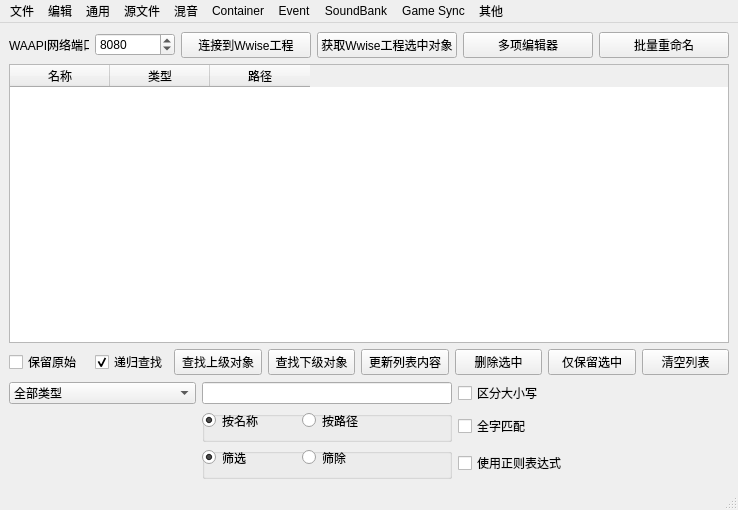
This is WAAPI_Tools/QtDesign/MainWindow.ui in victor647/AudioToolkit647 as Qt 5 draws it before an edit. The edited form follows.
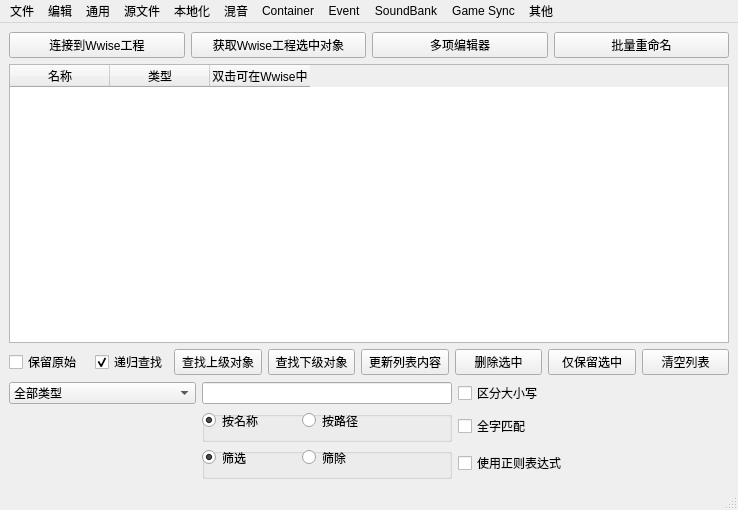
This is the edited form.

```diff
--- a/WAAPI_Tools/QtDesign/MainWindow.ui
+++ b/WAAPI_Tools/QtDesign/MainWindow.ui
@@ -17,38 +17,6 @@
    <layout class="QVBoxLayout" name="verticalLayout">
     <item>
      <layout class="QHBoxLayout" name="horizontalLayout">
-      <item>
-       <widget class="QLabel" name="lblWaapiPort">
-        <property name="maximumSize">
-         <size>
-          <width>80</width>
-          <height>16777215</height>
-         </size>
-        </property>
-        <property name="text">
-         <string>WAAPI网络端口</string>
-        </property>
-       </widget>
-      </item>
-      <item>
-       <widget class="QSpinBox" name="spbWaapiPort">
-        <property name="maximumSize">
-         <size>
-          <width>80</width>
-          <height>16777215</height>
-         </size>
-        </property>
-        <property name="minimum">
-         <number>1000</number>
-        </property>
-        <property name="maximum">
-         <number>9999</number>
-        </property>
-        <property name="value">
-         <number>8080</number>
-        </property>
-       </widget>
-      </item>
       <item>
        <widget class="QPushButton" name="btnWaapiConnect">
         <property name="text">
@@ -96,7 +64,7 @@
       </column>
       <column>
        <property name="text">
-        <string>路径</string>
+        <string>路径（双击可在Wwise中查看）</string>
        </property>
       </column>
      </widget>
@@ -663,10 +631,25 @@
     </property>
     <addaction name="actDownMixFader"/>
    </widget>
+   <widget class="QMenu" name="menu">
+    <property name="title">
+     <string>本地化</string>
+    </property>
+    <widget class="QMenu" name="mnuFillSilence">
+     <property name="title">
+      <string>用静音填补空缺</string>
+     </property>
+     <addaction name="actFillSilenceForRefLanguage"/>
+     <addaction name="actFillSilenceForAllLanguages"/>
+    </widget>
+    <addaction name="actLocalizeLanguages"/>
+    <addaction name="mnuFillSilence"/>
+   </widget>
    <addaction name="mnuFile"/>
    <addaction name="mnuEdit"/>
    <addaction name="mnuCommon"/>
    <addaction name="mnuAudioSource"/>
+   <addaction name="menu"/>
    <addaction name="mnuMixing"/>
    <addaction name="mnuContainer"/>
    <addaction name="mnuEvent"/>
```
Left out of the diff: 127 changed lines with no effect on the pictures.
